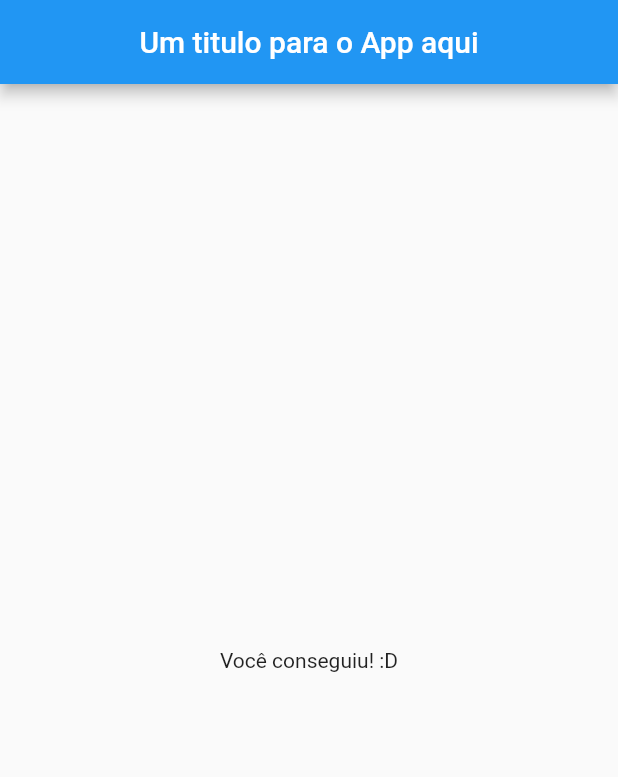
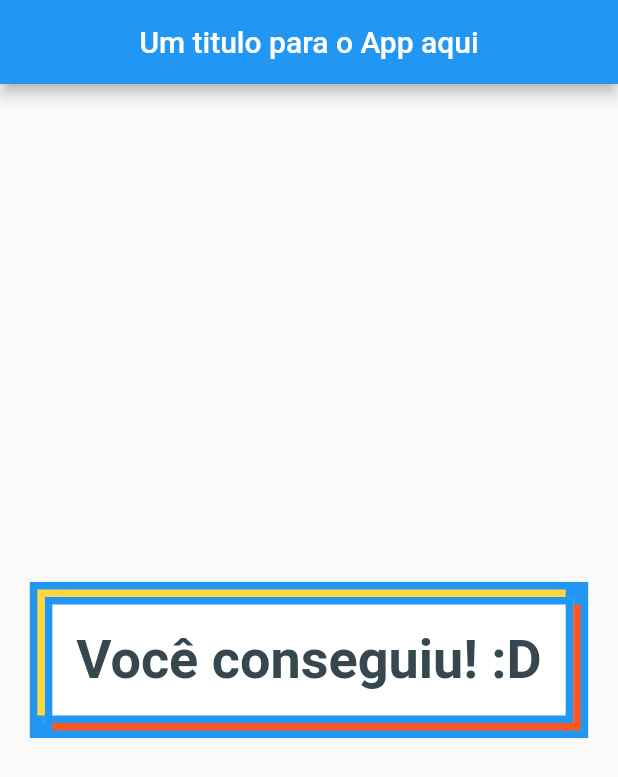
Before and after one commit to arturguitelar/flutter-crash-course-for-beginners-2020-academind, a Flutter app: the screen it shows after launch, after a tap on "Preto", after a tap on "Gato", on a phone screen of 412 x 824 dp. Shown: the top 777 px of the screen. Run offline on Flutter 3.47's test engine with Material 2 defaults, Android fonts, the phone set to English and light mode, and no system bars.

Commit message:
✨feature: Adiciona novas mensagens para Result
- Result agora traz novas mensagens de vitória de acordo com o score.
- Adiciona estilo para a mensagem.

```diff
--- a/lib/main.dart
+++ b/lib/main.dart
@@ -55,7 +55,7 @@ class _MyAppState extends State<MyApp> {
                   questionIndex: _questionIndex,
                   answerQuestion: _answerQuestion,
                 )
-              : Result(),
+              : Result(resultScore: _totalScore),
         ),
       ),
     );
--- a/lib/widgets/result.dart
+++ b/lib/widgets/result.dart
@@ -1,10 +1,58 @@
 import 'package:flutter/material.dart';
 
 class Result extends StatelessWidget {
+  final int resultScore;
+
+  const Result({Key key, @required this.resultScore}) : super(key: key);
+
+  String get resultPhrase {
+    if (resultScore <= 8) {
+      return 'Poucos pontos...\nTente melhorar.';
+    } else if (resultScore <= 16) {
+      return 'Quase lá...\nFalta pouco!';
+    }
+    return 'Você conseguiu! :D';
+  }
+
   @override
   Widget build(BuildContext context) {
     return Center(
-      child: Text('Você conseguiu! :D'),
+      child: Container(
+        padding: EdgeInsets.all(16),
+        decoration: BoxDecoration(
+          border: Border.all(
+            color: Colors.blue,
+            width: 5,
+          ),
+          boxShadow: [
+            BoxShadow(
+              color: Colors.blue,
+              spreadRadius: 10,
+            ),
+            BoxShadow(
+              color: Colors.deepOrange,
+              offset: Offset(5, 5),
+            ),
+            BoxShadow(
+              color: Colors.amberAccent,
+              offset: Offset(-5, -5),
+            ),
+            BoxShadow(
+              color: Colors.white,
+              offset: Offset.zero,
+            ),
+          ],
+        ),
+        child: Text(
+          resultPhrase,
+          style: TextStyle(
+            fontSize: 36,
+            fontWeight: FontWeight.bold,
+            color: Colors.blueGrey[800],
+          ),
+          textAlign: TextAlign.center,
+        ),
+      ),
     );
   }
 }
```
